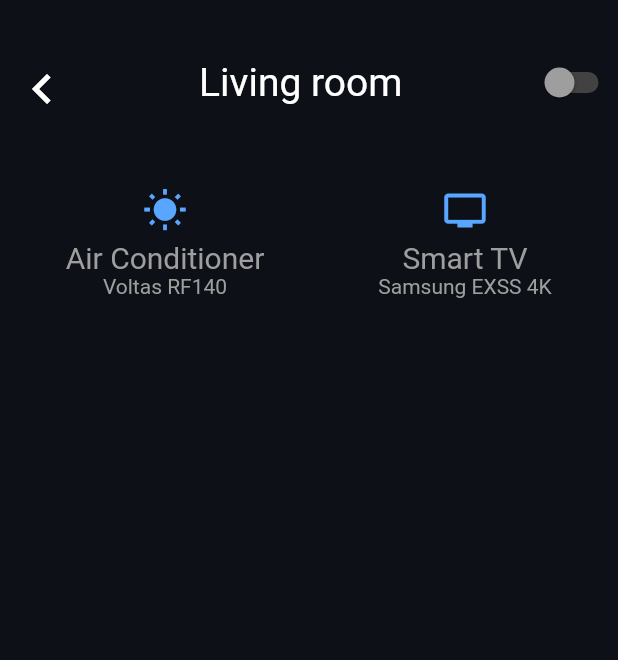
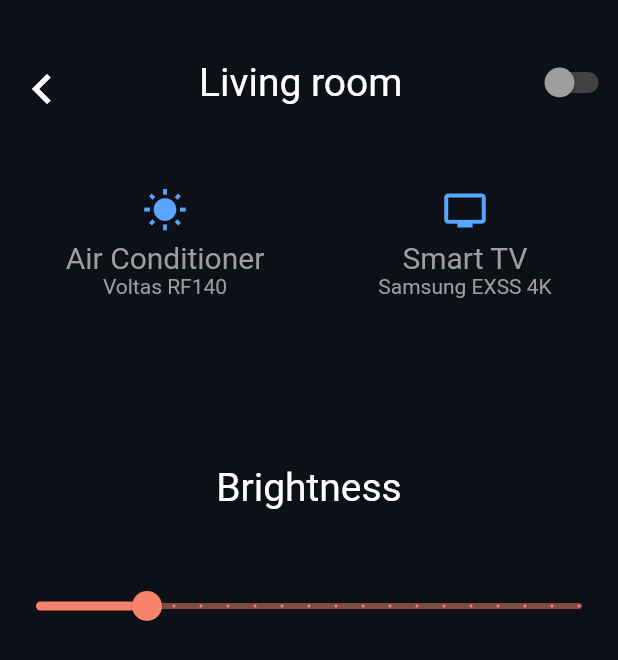
Before and after one commit to Ringlex/SmartHome, a Flutter app: the screen it shows after launch, after a tap on "Light Bulb", on a phone screen of 412 x 824 dp. Shown: the top 660 px of the screen. Run offline on Flutter 3.47's test engine with Material 2 defaults, Android fonts, the phone set to English and light mode, and no system bars.

Commit message:
light bulbe - slider for brightness

```diff
--- a/lib/features/home/presentation/widgets/light_bulb.dart
+++ b/lib/features/home/presentation/widgets/light_bulb.dart
@@ -6,10 +6,41 @@ class LightBulb extends StatefulWidget {
 }
 
 class _LightBulbState extends State<LightBulb> {
+  double valueBright = 20;
   @override
   Widget build(BuildContext context) {
-    return Container(
-
+    return LayoutBuilder(
+      builder: (context, constraints) {
+        return Column(
+          mainAxisAlignment: MainAxisAlignment.center,
+          children: [
+            Padding(
+              padding: EdgeInsets.only(top: 60),
+              child: Text(
+                'Brightness',
+                style: TextStyle(fontSize: 26, color: Colors.white),
+              ),
+            ),
+            Padding(
+              padding: const EdgeInsets.only(top: 40.0),
+              child: Slider(
+                activeColor: Color(0xFFF9826C),
+                inactiveColor: Color(0x80F9826C),
+                value: valueBright,
+                onChanged: (double value) {
+                  setState(() {
+                    valueBright = value.roundToDouble();
+                  });
+                },
+                min: 0,
+                max: 100,
+                divisions: 20,
+                label: valueBright.toInt().toString(),
+              ),
+            ),
+          ],
+        );
+      },
     );
   }
 }
```
